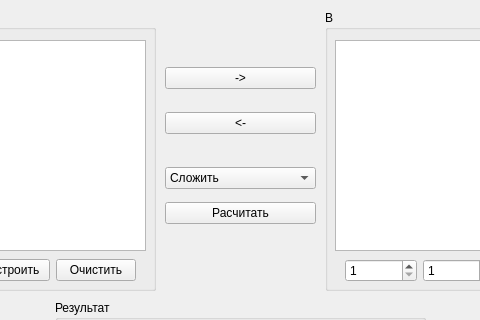
Qt form mainwindow.ui (TyPaporotnyk/matrix-calculator) before a commit; both pictures show x 215 to 695 and y 0 to 320 of the 911 by 651 pixel window.
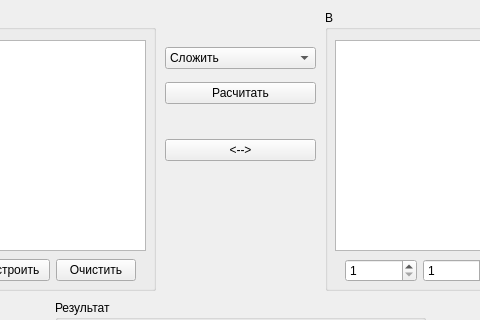
The same form after that commit.

Diff of the .ui file:
```diff
--- a/mainwindow.ui
+++ b/mainwindow.ui
@@ -168,23 +168,16 @@
     <property name="geometry">
      <rect>
       <x>380</x>
-      <y>50</y>
+      <y>120</y>
       <width>151</width>
-      <height>101</height>
+      <height>61</height>
      </rect>
     </property>
     <layout class="QGridLayout" name="gridLayout_3">
-     <item row="1" column="0">
-      <widget class="QPushButton" name="toLeft">
-       <property name="text">
-        <string>&lt;-</string>
-       </property>
-      </widget>
-     </item>
      <item row="0" column="0">
       <widget class="QPushButton" name="toRight">
        <property name="text">
-        <string>-&gt;</string>
+        <string>&lt;--&gt;</string>
        </property>
       </widget>
      </item>
@@ -317,7 +310,7 @@
     <property name="geometry">
      <rect>
       <x>380</x>
-      <y>160</y>
+      <y>40</y>
       <width>151</width>
       <height>71</height>
      </rect>
```
